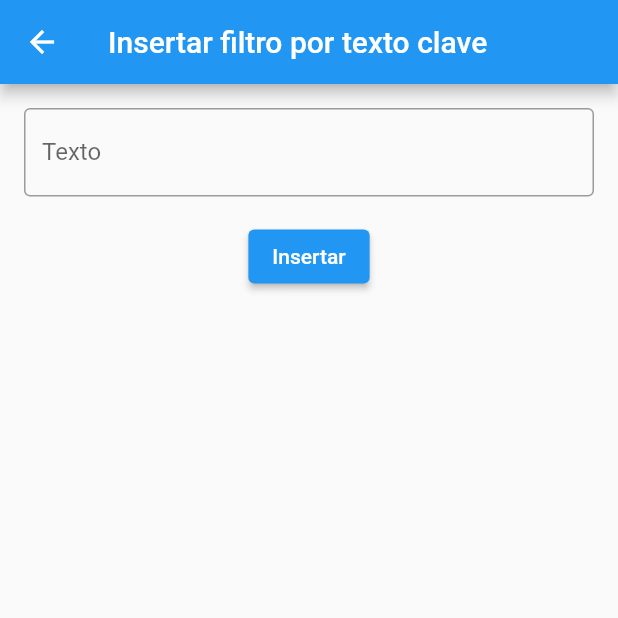
After one commit to fabianMendez/oportunidades_cce, a Flutter app: the NotificacionesSettingsKeywordView screen opened directly, on a phone screen of 412 x 824 dp, the top half of it. The commit adds this screen. Run offline on Flutter 3.47's test engine with Material 2 defaults, Android fonts, the phone set to English and light mode, and no system bars; our stand-ins replace bloc, email_validator, equatable, flutter_bloc, flutter_secure_storage, get_it and 2 more; accounts and stored records are empty; generated files the repository leaves out were written again.

Commit message:
feat: setup notifcations by keyword

```diff
--- a/lib/src/authentication/authenticated_navigator.dart
+++ b/lib/src/authentication/authenticated_navigator.dart
@@ -3,6 +3,7 @@ import 'package:flutter_bloc/flutter_bloc.dart';
 import 'package:oportunidades_cce/src/authentication/authenticated_navigator_bloc.dart';
 import 'package:oportunidades_cce/src/home/home_view.dart';
 import 'package:oportunidades_cce/src/home/notificaciones_settings_filtro_bienes_servicios_view.dart';
+import 'package:oportunidades_cce/src/home/notificaciones_settings_keyword_view.dart';
 import 'package:oportunidades_cce/src/home/notificaciones_settings_monto_view.dart';
 import 'package:oportunidades_cce/src/home/notificaciones_settings_view.dart';
 
@@ -34,6 +35,8 @@ class AuthenticatedNavigator extends StatelessWidget {
               ),
             if (state.isNotificacionesSettingsMonto)
               const MaterialPage(child: NotificacionesSettingsMontoView()),
+            if (state.isNotificacionesSettingsKeyword)
+              const MaterialPage(child: NotificacionesSettingsKeywordView()),
           ],
         );
       },
--- a/lib/src/home/grupo_unspsc_repository.dart
+++ b/lib/src/home/grupo_unspsc_repository.dart
@@ -187,4 +187,14 @@ class GrupoUNSPSCRepository {
       },
     );
   }
+
+  Future<APIResponse> insertarTextoContratacion({
+    required String codigo,
+    required String texto,
+  }) {
+    return apiClient.post(
+      path: '/ServletInsertarTextoContratacion',
+      body: {'codigo': codigo, 'texto': texto},
+    );
+  }
 }
--- /dev/null
+++ b/lib/src/home/notificaciones_settings_keyword_bloc.dart
@@ -0,0 +1,138 @@
+import 'package:bloc/bloc.dart';
+import 'package:equatable/equatable.dart';
+import 'package:oportunidades_cce/src/authentication/user_details.dart';
+import 'package:oportunidades_cce/src/home/grupo_unspsc_repository.dart';
+
+class NotificacionesSettingsKeywordBloc extends Bloc<
+    NotificacionesSettingsKeywordEvent, NotificacionesSettingsKeywordState> {
+  NotificacionesSettingsKeywordBloc({
+    required this.userDetails,
+    required this.grupoUNSPSCRepository,
+  }) : super(const NotificacionesSettingsKeywordInitial());
+
+  final UserDetails userDetails;
+  final GrupoUNSPSCRepository grupoUNSPSCRepository;
+
+  @override
+  Stream<NotificacionesSettingsKeywordState> mapEventToState(
+      NotificacionesSettingsKeywordEvent event) async* {
+    if (event is NotificacionesSettingsKeywordSubmitted) {
+      yield const NotificacionesSettingsKeywordLoading();
+
+      final texto = event.texto.trim();
+      if (texto.isEmpty) {
+        yield const NotificacionesSettingsKeywordFailure(
+            'El texto es requerido');
+        return;
+      }
+
+      try {
+        yield const NotificacionesSettingsKeywordLoading();
+        final response = await grupoUNSPSCRepository.insertarTextoContratacion(
+          codigo: userDetails.codigo,
+          texto: texto,
+        );
+
+        if (response.successful) {
+          yield const NotificacionesSettingsKeywordSuccess();
+        } else {
+          yield NotificacionesSettingsKeywordFailure(response.message);
+        }
+      } catch (err, str) {
+        print(err);
+        print(str);
+        yield NotificacionesSettingsKeywordFailure(err.toString());
+      }
+    }
+  }
+}
+
+abstract class NotificacionesSettingsKeywordEvent extends Equatable {
+  const NotificacionesSettingsKeywordEvent();
+
+  @override
+  List<Object?> get props => [];
+}
+
+class NotificacionesSettingsKeywordSubmitted
+    extends NotificacionesSettingsKeywordEvent {
+  const NotificacionesSettingsKeywordSubmitted({
+    required this.texto,
+  });
+
+  final String texto;
+
+  @override
+  List<Object> get props => <Object>[texto];
+}
+
+class NotificacionesSettingsKeywordStarted
+    extends NotificacionesSettingsKeywordEvent {
+  const NotificacionesSettingsKeywordStarted();
+}
+
+class NotificacionesSettingsKeywordGrupoChanged
+    extends NotificacionesSettingsKeywordEvent {
+  const NotificacionesSettingsKeywordGrupoChanged({
+    required this.grupo,
+  });
+
+  final int grupo;
+
+  @override
+  List<Object?> get props => [...super.props, grupo];
+}
+
+class NotificacionesSettingsKeywordTermChanged
+    extends NotificacionesSettingsKeywordEvent {
+  const NotificacionesSettingsKeywordTermChanged({
+    required this.term,
+  });
+
+  final String term;
+
+  @override
+  List<Object?> get props => [...super.props, term];
+}
+
+class NotificacionesSettingsFamiliaSeleccionada
+    extends NotificacionesSettingsKeywordEvent {
+  const NotificacionesSettingsFamiliaSeleccionada({required this.id});
+
+  final int id;
+
+  @override
+  List<Object?> get props => [...super.props, id];
+}
+
+abstract class NotificacionesSettingsKeywordState extends Equatable {
+  const NotificacionesSettingsKeywordState();
+
+  @override
+  List<Object?> get props => [];
+}
+
+class NotificacionesSettingsKeywordInitial
+    extends NotificacionesSettingsKeywordState {
+  const NotificacionesSettingsKeywordInitial();
+}
+
+class NotificacionesSettingsKeywordLoading
+    extends NotificacionesSettingsKeywordState {
+  const NotificacionesSettingsKeywordLoading();
+}
+
+class NotificacionesSettingsKeywordSuccess
+    extends NotificacionesSettingsKeywordState {
+  const NotificacionesSettingsKeywordSuccess();
+}
+
+class NotificacionesSettingsKeywordFailure
+    extends NotificacionesSettingsKeywordState {
+  const NotificacionesSettingsKeywordFailure(this.error);
+
+  final String error;
+
+  @override
+  List<Object> get props => [error];
+}
--- /dev/null
+++ b/lib/src/home/notificaciones_settings_keyword_view.dart
@@ -0,0 +1,132 @@
+import 'package:flutter/material.dart';
+import 'package:flutter/painting.dart';
+import 'package:flutter_bloc/flutter_bloc.dart';
+import 'package:oportunidades_cce/src/authentication/user_details.dart';
+import 'package:oportunidades_cce/src/home/grupo_unspsc_repository.dart';
+import 'package:oportunidades_cce/src/home/notificaciones_settings_bloc.dart';
+import 'package:oportunidades_cce/src/home/notificaciones_settings_keyword_bloc.dart';
+import 'package:oportunidades_cce/src/service_locator.dart';
+import 'package:oportunidades_cce/src/utils/dialogs.dart';
+import 'package:provider/provider.dart';
+
+class NotificacionesSettingsKeywordView extends StatelessWidget {
+  const NotificacionesSettingsKeywordView({Key? key}) : super(key: key);
+
+  @override
+  Widget build(BuildContext context) {
+    final userDetails = Provider.of<UserDetails>(context);
+
+    return Scaffold(
+      appBar: AppBar(
+        title: Text(kFiltroPalabrasClave.actionMessage),
+      ),
+      body: BlocProvider<NotificacionesSettingsKeywordBloc>(
+        create: (context) {
+          return NotificacionesSettingsKeywordBloc(
+            userDetails: userDetails,
+            grupoUNSPSCRepository: sl.get<GrupoUNSPSCRepository>(),
+          )..add(const NotificacionesSettingsKeywordStarted());
+        },
+        child: const NotificacionesSettingsKeywordListener(
+          child: NotificacionesSettingsKeyword(),
+        ),
+      ),
+    );
+  }
+}
+
+class NotificacionesSettingsKeyword extends StatefulWidget {
+  const NotificacionesSettingsKeyword({
+    Key? key,
+    this.contentPadding = const EdgeInsets.all(16),
+  }) : super(key: key);
+
+  final EdgeInsets contentPadding;
+
+  @override
+  State<NotificacionesSettingsKeyword> createState() =>
+      _NotificacionesSettingsKeywordState();
+}
+
+class _NotificacionesSettingsKeywordState
+    extends State<NotificacionesSettingsKeyword> {
+  String texto = '';
+
+  Future<void> _submit(BuildContext context) async {
+    BlocProvider.of<NotificacionesSettingsKeywordBloc>(context).add(
+      NotificacionesSettingsKeywordSubmitted(texto: texto),
+    );
+  }
+
+  @override
+  Widget build(BuildContext context) {
+    return BlocBuilder<NotificacionesSettingsKeywordBloc,
+        NotificacionesSettingsKeywordState>(
+      builder: (context, state) {
+        final isLoading = state is NotificacionesSettingsKeywordLoading;
+
+        return Padding(
+          padding: widget.contentPadding,
+          child: Column(
+            children: [
+              TextField(
+                enabled: !isLoading,
+                decoration: const InputDecoration(
+                  border: OutlineInputBorder(),
+                  label: Text('Texto'),
+                ),
+                onChanged: (value) {
+                  setState(() {
+                    texto = value;
+                  });
+                },
+                onSubmitted: (_) => _submit(context),
+              ),
+              const SizedBox(height: 16),
+              ElevatedButton(
+                child: isLoading
+                    ? const CircularProgressIndicator.adaptive()
+                    : const Text('Insertar'),
+                onPressed: isLoading ? null : () => _submit(context),
+              ),
+            ],
+          ),
+        );
+      },
+    );
+  }
+}
+
+class NotificacionesSettingsKeywordListener extends StatelessWidget {
+  const NotificacionesSettingsKeywordListener({
+    Key? key,
+    required this.child,
+  }) : super(key: key);
+
+  final Widget child;
+
+  @override
+  Widget build(BuildContext context) {
+    return BlocListener<NotificacionesSettingsKeywordBloc,
+        NotificacionesSettingsKeywordState>(
+      listener: (BuildContext context,
+          NotificacionesSettingsKeywordState state) async {
+        if (state is NotificacionesSettingsKeywordFailure) {
+          showMessage(
+            context,
+            title: 'Error al insertar filtro',
+            message: state.error,
+          );
+        } else if (state is NotificacionesSettingsKeywordSuccess) {
+          await showMessage(
+            context,
+            title: 'Filtro insertado',
+            message: 'Inserción exitosa',
+          );
+          Navigator.of(context).pop();
+        }
+      },
+      child: child,
+    );
+  }
+}
--- a/lib/src/home/notificaciones_settings_view.dart
+++ b/lib/src/home/notificaciones_settings_view.dart
@@ -62,6 +62,9 @@ class NotificacionesSettings extends StatelessWidget {
                 } else if (state.selectedFilter == kFiltroValores) {
                   BlocProvider.of<AuthenticatedNavigatorBloc>(context)
                       .add(const NotificacionesSettingsMontoViewPushed());
+                } else if (state.selectedFilter == kFiltroPalabrasClave) {
+                  BlocProvider.of<AuthenticatedNavigatorBloc>(context)
+                      .add(const NotificacionesSettingsKeywordViewPushed());
                 }
               },
               icon: const Icon(Icons.add),
```
Also changed, not shown: lib/src/authentication/authenticated_navigator_bloc.dart (+17 -2 lines).
